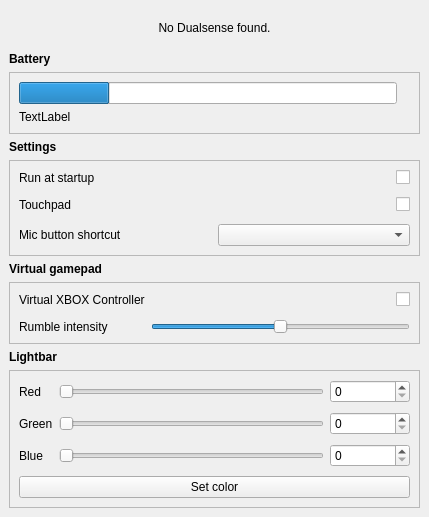
Odizinne/makeSense, file design.ui: the form before one commit.
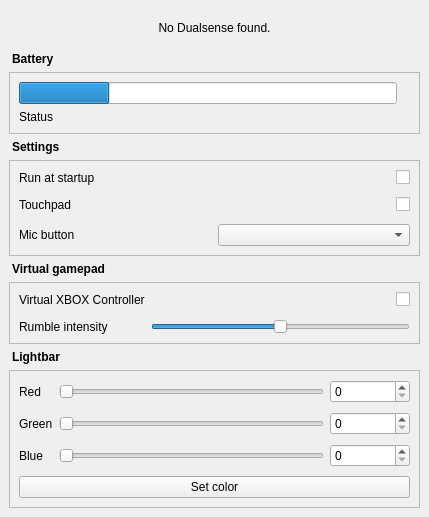
The form after the commit.

What changed in the file:
```diff
--- a/design.ui
+++ b/design.ui
@@ -40,6 +40,9 @@
          <property name="text">
           <string>Lightbar</string>
          </property>
+         <property name="indent">
+          <number>3</number>
+         </property>
         </widget>
        </item>
        <item row="2" column="0">
@@ -52,6 +55,9 @@
          <property name="text">
           <string>Settings</string>
          </property>
+         <property name="indent">
+          <number>3</number>
+         </property>
         </widget>
        </item>
        <item row="4" column="0">
@@ -64,6 +70,9 @@
          <property name="text">
           <string>Virtual gamepad</string>
          </property>
+         <property name="indent">
+          <number>3</number>
+         </property>
         </widget>
        </item>
        <item row="0" column="0">
@@ -82,6 +91,9 @@
          <property name="text">
           <string>Battery</string>
          </property>
+         <property name="indent">
+          <number>3</number>
+         </property>
         </widget>
        </item>
        <item row="7" column="0">
@@ -333,7 +345,7 @@
           <item row="1" column="0">
            <widget class="QLabel" name="batteryStatusLabel">
             <property name="text">
-             <string>TextLabel</string>
+             <string>Status</string>
             </property>
            </widget>
           </item>
@@ -401,7 +413,7 @@
           <item row="4" column="0">
            <widget class="QLabel" name="label_3">
             <property name="text">
-             <string>Mic button shortcut</string>
+             <string>Mic button</string>
             </property>
            </widget>
           </item>
```
